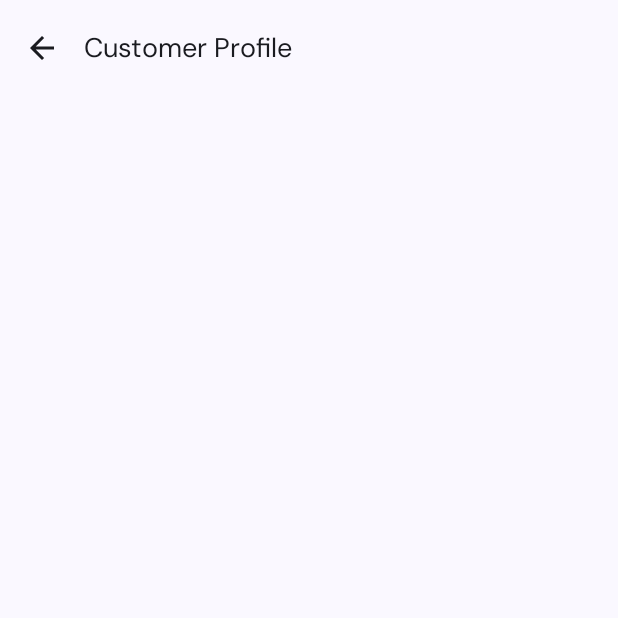
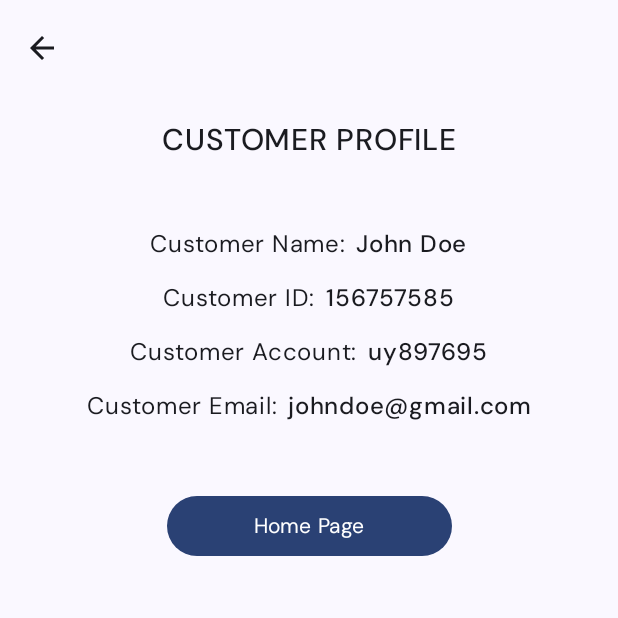
Before and after one commit to morarafrank/CompulynxInterview, an Android app built with Jetpack Compose: the customer_profile screen opened through its navigation route, on a phone screen of 412 x 824 dp, the top half of it. Run offline under Robolectric (Android 15) with nearby library versions, the phone set to English and light mode, and no system bars; 1 statement that could not run was skipped.

Commit message:
add customer profile screen ui

```diff
--- a/app/src/main/java/com/morarafrank/compulynxinterview/ui/screens/CustomerProfileScreen.kt
+++ b/app/src/main/java/com/morarafrank/compulynxinterview/ui/screens/CustomerProfileScreen.kt
@@ -1,46 +1,55 @@
 package com.morarafrank.compulynxinterview.ui.screens
 
+import androidx.compose.foundation.layout.Arrangement
 import androidx.compose.foundation.layout.Column
+import androidx.compose.foundation.layout.Row
+import androidx.compose.foundation.layout.Spacer
 import androidx.compose.foundation.layout.fillMaxSize
+import androidx.compose.foundation.layout.fillMaxWidth
+import androidx.compose.foundation.layout.height
 import androidx.compose.foundation.layout.padding
 import androidx.compose.material.icons.Icons
 import androidx.compose.material.icons.filled.ArrowBack
+import androidx.compose.material3.Button
 import androidx.compose.material3.ExperimentalMaterial3Api
 import androidx.compose.material3.Icon
 import androidx.compose.material3.IconButton
 import androidx.compose.material3.Scaffold
 import androidx.compose.material3.Text
+import androidx.compose.material3.TextField
 import androidx.compose.material3.TopAppBar
 import androidx.compose.runtime.Composable
+import androidx.compose.runtime.getValue
+import androidx.compose.runtime.mutableStateOf
+import androidx.compose.runtime.remember
+import androidx.compose.runtime.setValue
+import androidx.compose.ui.Alignment
 import androidx.compose.ui.Modifier
+import androidx.compose.ui.text.font.Font
+import androidx.compose.ui.text.font.FontFamily
 import androidx.compose.ui.tooling.preview.Preview
 import androidx.compose.ui.unit.dp
 import androidx.compose.ui.unit.sp
+import com.morarafrank.compulynxinterview.R
 import com.morarafrank.compulynxinterview.ui.theme.fontFamily
 
-//@Preview
+@Preview
 @OptIn(ExperimentalMaterial3Api::class)
 @Composable
 fun CustomerProfileScreen(
-    navigateBack: () -> Unit,
+//    navigateBack: () -> Unit,
     modifier: Modifier = Modifier
 ) {
 
     Scaffold(
         topBar = {
             TopAppBar(
-                title = {
-                    Text(
-                        "Customer Profile",
-                        fontSize = 18.sp,
-                        fontFamily = fontFamily
-                    )
-                },
+                title = {},
                 navigationIcon = {
                     IconButton(onClick = {
-                        navigateBack()
+//                        navigateBack()
                     }) {
-                        Icon(imageVector = Icons.Filled.ArrowBack, contentDescription = "Back Arrow IconButton")
+                        Icon(imageVector = Icons.Filled.ArrowBack, contentDescription = "Back IconButton")
                     }
                 }
             )
@@ -50,8 +59,94 @@ fun CustomerProfileScreen(
                 modifier = modifier
                     .fillMaxSize()
                     .padding(it)
-                    .padding(16.dp)
-            ) {}
+                    .padding(16.dp),
+                verticalArrangement = Arrangement.spacedBy(12.dp, Alignment.Top),
+                horizontalAlignment = Alignment.CenterHorizontally
+            ){
+
+
+                Text(
+                    text = "CUSTOMER PROFILE",
+                    fontFamily = FontFamily(Font(R.font.dm_sans_medium)),
+                    fontSize = 20.sp
+                )
+                Spacer(modifier = modifier.height(20.dp))
+                Row(
+                    modifier = modifier.fillMaxWidth(),
+                    horizontalArrangement = Arrangement.spacedBy(2.dp, Alignment.CenterHorizontally),
+                    verticalAlignment = Alignment.CenterVertically
+                ) {
+                    Text(
+                        text = "Customer Name: ",
+                        fontFamily = fontFamily,
+                    )
+                    Text(
+                        text = "John Doe",
+                        fontFamily = FontFamily(Font(R.font.dm_sans_medium)),
+                        fontSize = 16.sp
+                    )
+                }
+
+                Row(
+                    modifier = modifier.fillMaxWidth(),
+                    horizontalArrangement = Arrangement.spacedBy(2.dp, Alignment.CenterHorizontally),
+                    verticalAlignment = Alignment.CenterVertically
+                ) {
+                    Text(
+                        text = "Customer ID: ",
+                        fontFamily = fontFamily,
+                    )
+                    Text(
+                        text = "156757585",
+                        fontFamily = FontFamily(Font(R.font.dm_sans_medium)),
+                        fontSize = 16.sp
+                    )
+                }
+                Row(
+                    modifier = modifier.fillMaxWidth(),
+                    horizontalArrangement = Arrangement.spacedBy(2.dp, Alignment.CenterHorizontally),
+                    verticalAlignment = Alignment.CenterVertically
+                ) {
+                    Text(
+                        text = "Customer Account: ",
+                        fontFamily = fontFamily,
+                    )
+                    Text(
+                        text = "uy897695",
+                        fontFamily = FontFamily(Font(R.font.dm_sans_medium)),
+                        fontSize = 16.sp
+                    )
+                }
+                Row(
+                    modifier = modifier.fillMaxWidth(),
+                    horizontalArrangement = Arrangement.spacedBy(2.dp, Alignment.CenterHorizontally),
+                    verticalAlignment = Alignment.CenterVertically
+                ) {
+                    Text(
+                        text = "Customer Email: ",
+                        fontFamily = fontFamily,
+                    )
+                    Text(
+                        text = "johndoe@gmail.com",
+                        fontFamily = FontFamily(Font(R.font.dm_sans_medium)),
+                        fontSize = 16.sp
+                    )
+                }
+
+
+                Spacer(modifier = Modifier.height(20.dp))
+                Button(
+                    onClick = { /*TODO*/ },
+                    modifier = modifier.fillMaxWidth(0.5f)
+                ) {
+                    Text(
+                        text = "Home Page",
+                        fontFamily = fontFamily
+//                        modifier = modifier.padding(4.dp)
+                    )
+                }
+
+            }
         }
     )
 }
--- a/app/src/main/java/com/morarafrank/compulynxinterview/ui/screens/StatementScreen.kt
+++ b/app/src/main/java/com/morarafrank/compulynxinterview/ui/screens/StatementScreen.kt
@@ -36,7 +36,7 @@ import androidx.compose.ui.unit.sp
 import com.morarafrank.compulynxinterview.R
 import com.morarafrank.compulynxinterview.ui.theme.fontFamily
 
-@Preview
+//@Preview
 @OptIn(ExperimentalMaterial3Api::class)
 @Composable
 fun StatementScreen(
```
